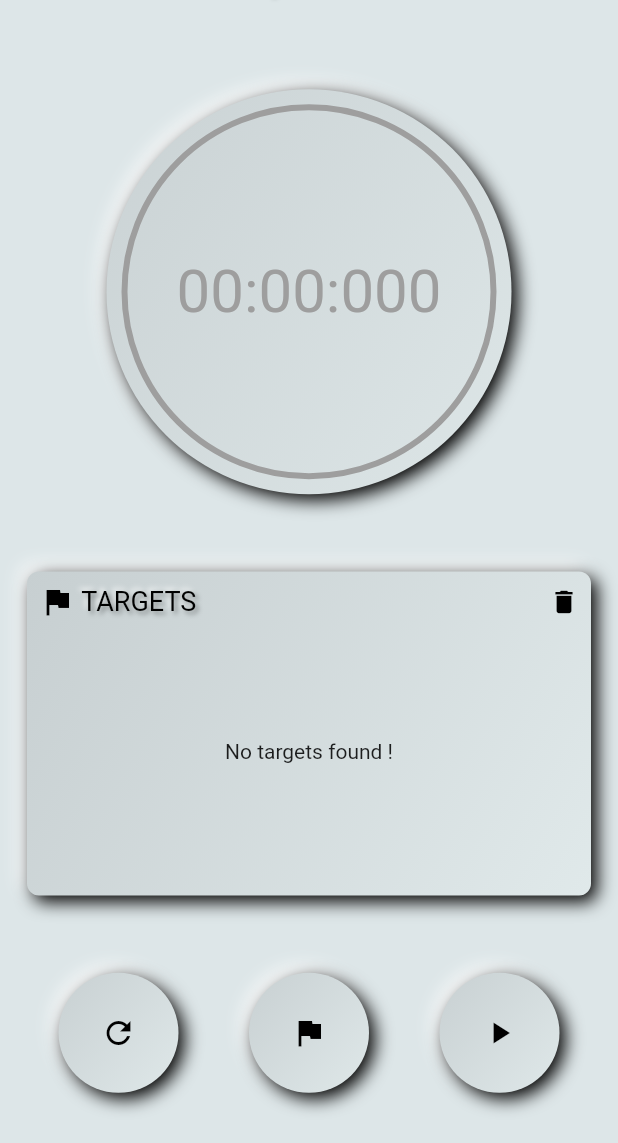
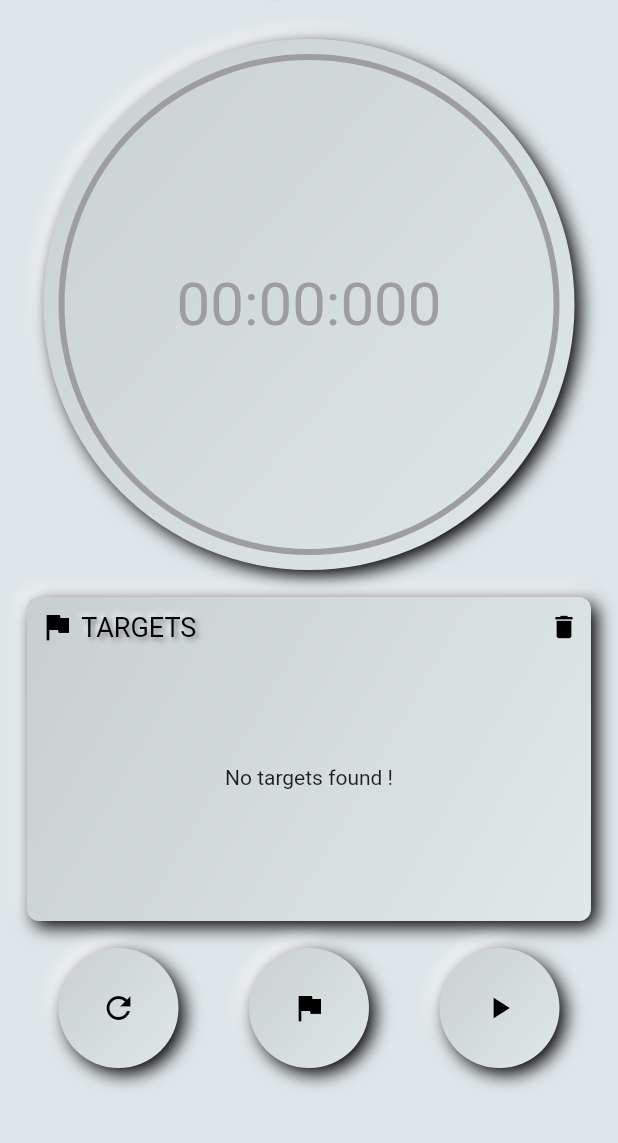
Before and after one commit to hemantjamdev/stopwatch, a Flutter app: the screen it shows after launch, on a phone screen of 412 x 824 dp, the part 93-1236 px from its top. Run offline on Flutter 3.47's test engine with Material 2 defaults, Android fonts, the phone set to English and light mode, and no system bars; drawn by our look-alikes of flutter_neumorphic, google_mobile_ads; network calls fail.

Commit message:
ad added

```diff
--- /dev/null
+++ b/lib/ad_helper.dart
@@ -0,0 +1,25 @@
+import 'package:google_mobile_ads/google_mobile_ads.dart';
+
+class AdHelper {
+  static String testId = 'ca-app-pub-3940256099942544/6300978111';
+
+  static String homepageBannerId = 'ca-app-pub-8064702179639632/1894386584';
+  static late BannerAd homepageAd;
+
+  static void initializeAd() {
+    homepageAdInit();
+  }
+
+  static void homepageAdInit() async {
+    homepageAd = BannerAd(
+        size: AdSize.banner,
+        adUnitId: homepageBannerId
+        ,
+        listener: BannerAdListener(
+            onAdLoaded: (ad) {},
+            onAdClosed: (ad) {},
+            onAdFailedToLoad: (ad, err) {}),
+        request: const AdRequest());
+    await homepageAd.load();
+  }
+}
--- a/lib/home_page.dart
+++ b/lib/home_page.dart
@@ -1,5 +1,8 @@
 import 'dart:async';
 import 'package:flutter_neumorphic/flutter_neumorphic.dart';
+import 'package:google_mobile_ads/google_mobile_ads.dart';
+
+import 'ad_helper.dart';
 
 class HomePage extends StatefulWidget {
   const HomePage({Key? key}) : super(key: key);
@@ -78,15 +81,17 @@ class _HomePageState extends State<HomePage> {
             child: Column(
               mainAxisAlignment: MainAxisAlignment.spaceEvenly,
               children: [
-              Neumorphic(
+                Expanded(
+                  child: Neumorphic(
                     style: buttonStyle,
                     child: Container(
                       margin: const EdgeInsets.all(10),
-                  height: 250,
+                   //   height: 200,
                       decoration: BoxDecoration(
                         shape: BoxShape.circle,
                         border: Border.all(
-                        color: stopwatch.isRunning ? activeColor : disableColor,
+                            color:
+                                stopwatch.isRunning ? activeColor : disableColor,
                             width: 4),
                       ),
                       alignment: Alignment.center,
@@ -103,6 +108,7 @@ class _HomePageState extends State<HomePage> {
                                     : disableColor),
                           );
                         },
+                      ),
                     ),
                   ),
                 ),
@@ -129,7 +135,8 @@ class _HomePageState extends State<HomePage> {
                                 textStyle: NeumorphicTextStyle(
                                   fontSize: 18,
                                 ),
-                              style: const NeumorphicStyle(color: activeColor),
+                                style:
+                                    const NeumorphicStyle(color: activeColor),
                               ),
                               Flexible(
                                 child: Container(
@@ -222,6 +229,15 @@ class _HomePageState extends State<HomePage> {
             ),
           ),
         ),
+        bottomNavigationBar: buildAdWidget());
+  }
+
+  Widget buildAdWidget() {
+    return SizedBox(
+      height: AdHelper.homepageAd.size.height.toDouble(),
+      child: AdWidget(
+        ad: AdHelper.homepageAd,
+      ),
     );
   }
 }
--- a/lib/main.dart
+++ b/lib/main.dart
@@ -1,9 +1,18 @@
 import 'package:flutter/services.dart';
 import 'package:flutter_neumorphic/flutter_neumorphic.dart';
+import 'package:google_mobile_ads/google_mobile_ads.dart';
 import 'package:stopwatch/splash.dart';
+
+import 'ad_helper.dart';
 
 void main() {
   WidgetsFlutterBinding.ensureInitialized();
+
+  ///mobile ad initialize
+  MobileAds.instance.initialize();
+
+  /// banner ads initialize
+  AdHelper.initializeAd();
   SystemChrome.setPreferredOrientations([DeviceOrientation.portraitUp])
       .then((value) => runApp(const StopWatchApp()));
 }
--- a/pubspec.yaml
+++ b/pubspec.yaml
@@ -35,6 +35,7 @@ dependencies:
   # Use with the CupertinoIcons class for iOS style icons.
   cupertino_icons: ^1.0.2
   flutter_neumorphic: ^3.2.0
+  google_mobile_ads: ^1.2.0
 
 dev_dependencies:
   flutter_test:
```
Also changed, not shown: 5 other files. Lines whose indentation alone changed are shown as unchanged.
